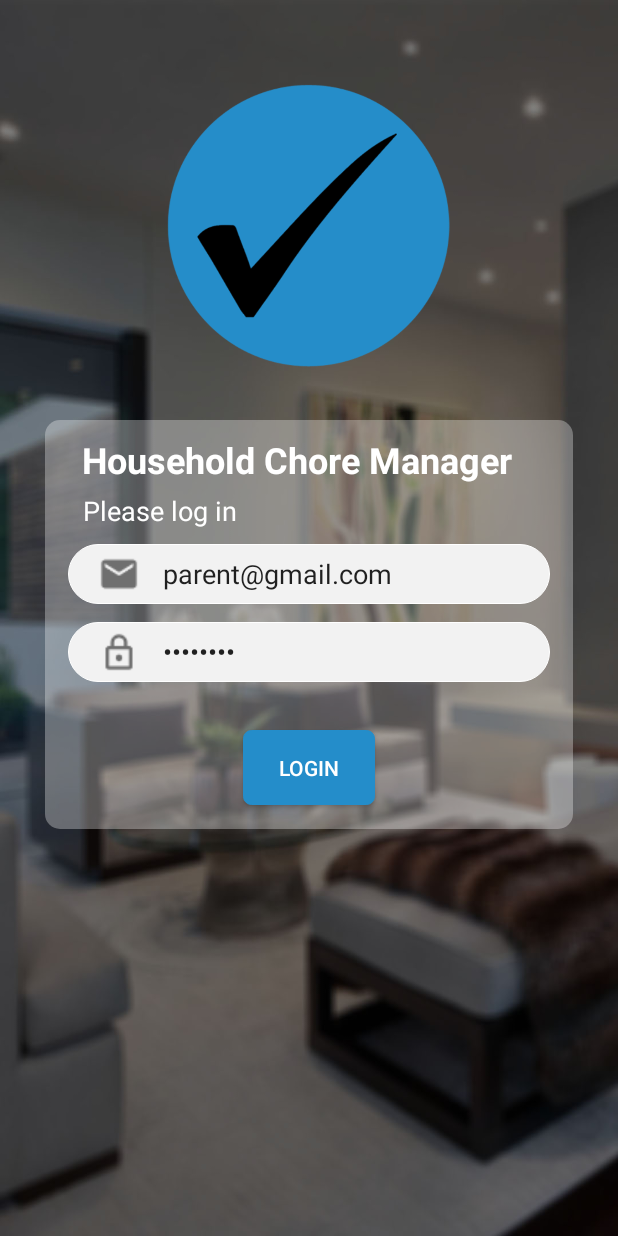
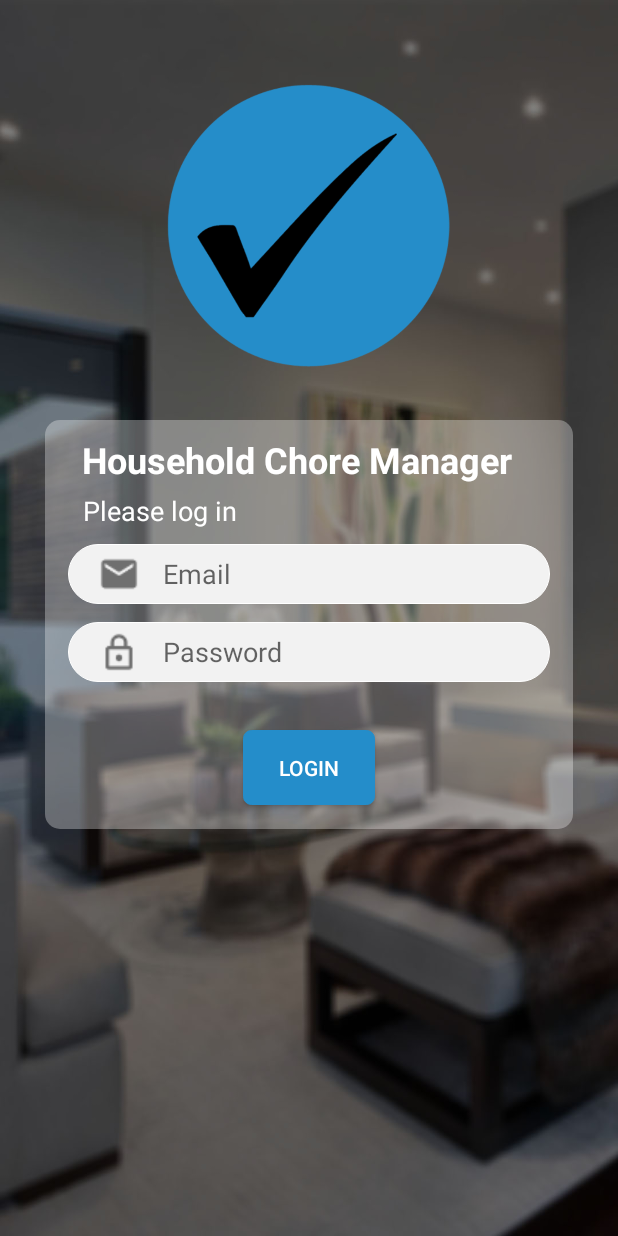
Before and after one commit to vsusini/BarcelonaFinalApp, an Android app: the MainActivity screen opened directly, with no data from a screen before it, on a phone screen of 412 x 824 dp. Run offline under Robolectric (Android 15) with nearby library versions, the phone set to English and light mode, and no system bars; our stand-ins replace Firebase (no records; nobody signed in at launch, a user with empty details on screens opened directly).

Commit message:
Took out the set parent email and password

```diff
--- a/ChoreManager/app/src/main/java/com/csbarcelona/choremanager/MainActivity.java
+++ b/ChoreManager/app/src/main/java/com/csbarcelona/choremanager/MainActivity.java
@@ -44,8 +44,8 @@ public class MainActivity extends AppCompatActivity {
 
         //Auto login for testing only
         //todo: remove this after testing
-        mEmailField.setText("parent@gmail.com");
-        mPasswordField.setText("password");
+        //mEmailField.setText("parent@gmail.com");
+        //mPasswordField.setText("password");
 
         mLoginBtn = (Button) findViewById(R.id.loginBTN);
         mLoginBtn.setOnClickListener(new View.OnClickListener() {
--- a/ChoreManager/app/src/main/java/com/csbarcelona/choremanager/MainUserActivity.java
+++ b/ChoreManager/app/src/main/java/com/csbarcelona/choremanager/MainUserActivity.java
@@ -96,6 +96,7 @@ public class MainUserActivity extends AppCompatActivity {
         dialogBuilder.setView(dialogView);
 
         final EditText editName = (EditText) dialogView.findViewById(R.id.editName);
+        databaseUsers = FirebaseDatabase.getInstance().getReference("Users");
         final Spinner userUpdateSpinner = (Spinner) findViewById(R.id.updateUserSpinner);
         final Button buttonUpdate = (Button) dialogView.findViewById(R.id.buttonUpdateUser);
         final Button buttonDelete = (Button) dialogView.findViewById(R.id.buttonDeleteUser);
```
